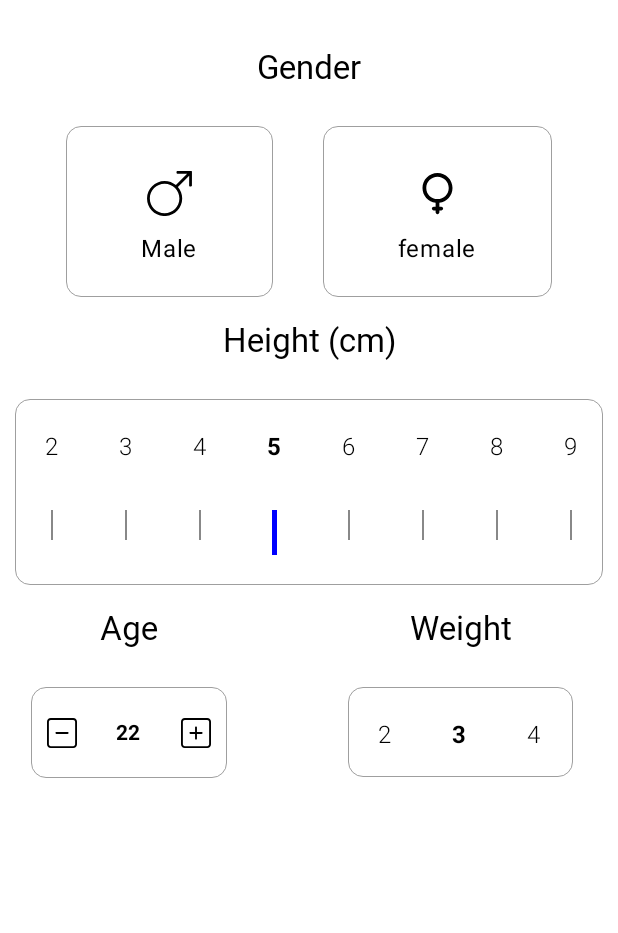
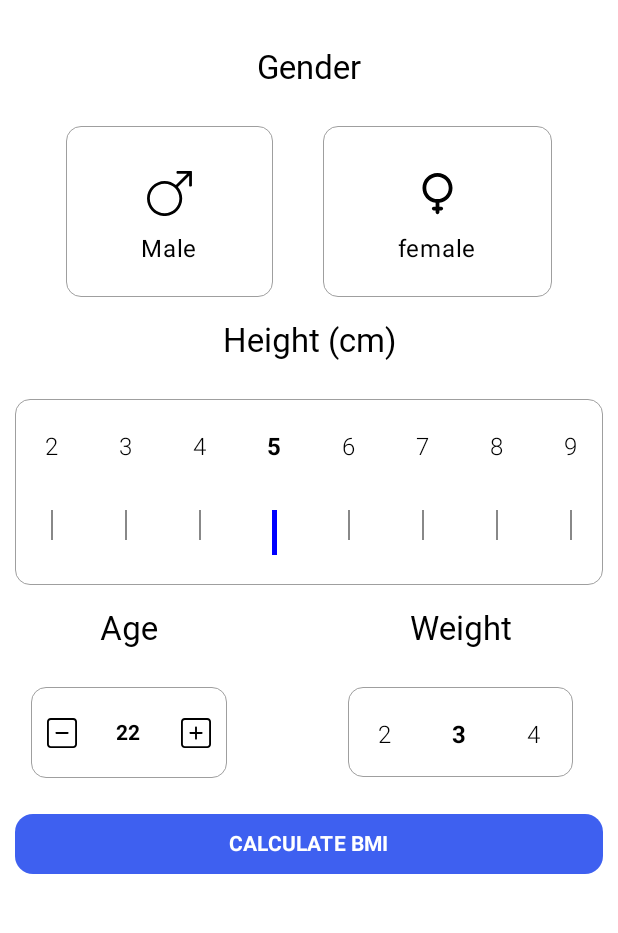
Before and after one commit to Aslmmon/BMI-calculator, an Android app built with Jetpack Compose: the screen it shows after launch (MainActivity), on a phone screen of 412 x 824 dp, the part 66-999 px from its top. Run offline under Robolectric (Android 15) with nearby library versions, the phone set to English and light mode, and no system bars; our stand-ins replace Dagger/Hilt's generated code; Roboto replaces fonts that are not available here.

Commit message:
added Calculate BMI button

```diff
--- a/app/src/main/java/com/fitform/bmi/ui/theme/Color.kt
+++ b/app/src/main/java/com/fitform/bmi/ui/theme/Color.kt
@@ -5,7 +5,7 @@ import androidx.compose.ui.graphics.Color
 val Purple80 = Color(0xFFD0BCFF)
 val PurpleGrey80 = Color(0xFFCCC2DC)
 val Pink80 = Color(0xFFEFB8C8)
-val PrimaryBlue = Color(0xFF5471eb)
+val PrimaryBlue = Color(0xFF3E60F0)
 
 val Purple40 = Color(0xFF6650a4)
 val PurpleGrey40 = Color(0xFF625b71)
--- a/features/bmi_input/src/main/java/com/ontop/inputapp/shared_ui/components.kt
+++ b/features/bmi_input/src/main/java/com/ontop/inputapp/shared_ui/components.kt
@@ -1,5 +1,6 @@
 package com.ontop.inputapp.shared_ui
 
+import android.widget.Button
 import androidx.compose.foundation.BorderStroke
 import androidx.compose.foundation.ExperimentalFoundationApi
 import androidx.compose.foundation.clickable
@@ -20,6 +21,9 @@ import androidx.compose.foundation.lazy.itemsIndexed
 import androidx.compose.foundation.lazy.rememberLazyListState
 import androidx.compose.foundation.shape.RoundedCornerShape
 import androidx.compose.material.Divider
+import androidx.compose.material3.Button
+import androidx.compose.material3.ButtonColors
+import androidx.compose.material3.ButtonDefaults
 import androidx.compose.material3.Card
 import androidx.compose.material3.CardDefaults
 import androidx.compose.material3.Icon
@@ -33,6 +37,7 @@ import androidx.compose.runtime.rememberCoroutineScope
 import androidx.compose.ui.Alignment
 import androidx.compose.ui.Modifier
 import androidx.compose.ui.graphics.Color
+import androidx.compose.ui.graphics.RectangleShape
 import androidx.compose.ui.res.painterResource
 import androidx.compose.ui.text.font.FontWeight
 import androidx.compose.ui.text.style.TextAlign
@@ -234,7 +239,7 @@ fun HeightViewNew(
 @Composable
 fun <T> ScrollableRowList(
     modifier: Modifier,
-    content: @Composable (Boolean,T) -> Unit,
+    content: @Composable (Boolean, T) -> Unit,
     lists: List<T>
 ) {
     val state = rememberLazyListState()
@@ -254,8 +259,19 @@ fun <T> ScrollableRowList(
     ) {
         itemsIndexed(lists) { index, item ->
             val isItemCenterd = centerItemIndex == index
-            content.invoke(isItemCenterd,item)
+            content.invoke(isItemCenterd, item)
         }
 
     }
 }
+
+
+@Composable
+fun BMIButton(modifier: Modifier, text: String, onClick: () -> Unit) {
+    Button(modifier=modifier,onClick = onClick,colors= ButtonDefaults.buttonColors(
+        containerColor = MaterialTheme.colorScheme.background,
+        contentColor = MaterialTheme.colorScheme.onPrimary),
+        shape = RoundedCornerShape(12.dp)) {
+        Text(text = text, fontWeight = FontWeight.Bold)
+    }
+}
--- a/features/bmi_input/src/main/java/com/ontop/inputapp/ui/BmiInputScreen.kt
+++ b/features/bmi_input/src/main/java/com/ontop/inputapp/ui/BmiInputScreen.kt
@@ -10,6 +10,8 @@ import androidx.compose.foundation.layout.padding
 import androidx.compose.foundation.layout.size
 import androidx.compose.foundation.layout.width
 import androidx.compose.foundation.lazy.LazyListLayoutInfo
+import androidx.compose.foundation.rememberScrollState
+import androidx.compose.foundation.verticalScroll
 import androidx.compose.material3.Text
 import androidx.compose.runtime.Composable
 import androidx.compose.runtime.getValue
@@ -25,12 +27,14 @@ import androidx.compose.ui.unit.dp
 import androidx.hilt.navigation.compose.hiltViewModel
 import com.ontop.inputapp.R
 import com.ontop.inputapp.shared_ui.AgeView
+import com.ontop.inputapp.shared_ui.BMIButton
 import com.ontop.inputapp.shared_ui.ContentWithTitle
 import com.ontop.inputapp.shared_ui.GenderView
 import com.ontop.inputapp.shared_ui.HeightViewNew
 import com.ontop.inputapp.shared_ui.RoundedCardView
 import com.ontop.inputapp.shared_ui.ScrollableRowList
 import com.ontop.inputapp.shared_ui.TitleScreen
+import com.ontop.inputapp.shared_ui._gap
 
 
 @Composable
@@ -38,12 +42,12 @@ fun BmiInputScreen(
     modifier: Modifier = Modifier,
     upperCaseInputViewModel: UpperCaseInputViewModel = hiltViewModel()
 ) {
-    val (height, setHeight) = remember { mutableStateOf(160) }
-    var pickerValue by remember { mutableStateOf(50) }
-    var context = LocalContext.current
+    var scrollState = rememberScrollState()
 
     Column(
-        modifier = modifier.padding(horizontal = 10.dp)
+        modifier = modifier
+            .padding(horizontal = 10.dp)
+            .verticalScroll(scrollState)
     ) {
         TitleScreen(modifier, stringResource(id = R.string.bmi_calculator_title))
         ContentWithTitle(title = stringResource(R.string.gender_title)) {
@@ -70,10 +74,11 @@ fun BmiInputScreen(
 
         ContentWithTitle(title = stringResource(R.string.height)) {
             RoundedCardView(modifier = modifier) {
-                var lists = listOf(2, 3, 4, 5, 6, 7, 8, 9, 10, 11, 12, 23, 45, 12, 12, 12, 14, 13, 14)
+                var lists =
+                    listOf(2, 3, 4, 5, 6, 7, 8, 9, 10, 11, 12, 23, 45, 12, 12, 12, 14, 13, 14)
 
-                ScrollableRowList(modifier = modifier, content = { isSameIndex ,item->
-                    HeightViewNew(modifier, isSameIndex,item)
+                ScrollableRowList(modifier = modifier, content = { isSameIndex, item ->
+                    HeightViewNew(modifier, isSameIndex, item)
 
                 }, lists = lists)
 
@@ -85,7 +90,9 @@ fun BmiInputScreen(
             ContentWithTitle(modifier = modifier, title = stringResource(R.string.age_title)) {
                 RoundedCardView(modifier = modifier) {
                     AgeView(
-                        modifier = modifier.padding(5.dp).height(50.dp),
+                        modifier = modifier
+                            .padding(5.dp)
+                            .height(50.dp),
                         minusIcon = R.drawable.minus,
                         plusIcon = R.drawable.plus
                     )
@@ -93,20 +100,37 @@ fun BmiInputScreen(
 
             }
             Spacer(modifier = modifier.width(50.dp))
-            ContentWithTitle(title = stringResource(R.string.weight), modifier = modifier.padding(horizontal = 10.dp)) {
+            ContentWithTitle(
+                title = stringResource(R.string.weight),
+                modifier = modifier.padding(horizontal = 10.dp)
+            ) {
                 RoundedCardView(modifier = modifier) {
-                    var lists = listOf(2, 3, 4, 5, 6, 7, 8, 9, 10, 11, 12, 23, 45, 12, 12, 12, 14, 13, 14)
+                    var lists =
+                        listOf(2, 3, 4, 5, 6, 7, 8, 9, 10, 11, 12, 23, 45, 12, 12, 12, 14, 13, 14)
 
-                    ScrollableRowList(modifier = modifier.size(150.dp,60.dp), content = { isSameIndex ,item->
-                        Text(modifier=modifier.padding(horizontal = 20.dp, vertical = 20.dp),text = item.toString(),
-                            fontWeight = if (isSameIndex) FontWeight.Bold else FontWeight.Light
-                        )
-                    }, lists = lists)
+                    ScrollableRowList(
+                        modifier = modifier.size(150.dp, 60.dp),
+                        content = { isSameIndex, item ->
+                            Text(
+                                modifier = modifier.padding(horizontal = 20.dp, vertical = 20.dp),
+                                text = item.toString(),
+                                fontWeight = if (isSameIndex) FontWeight.Bold else FontWeight.Light
+                            )
+                        },
+                        lists = lists
+                    )
 
                 }
             }
 
         }
+        _gap(20)
+        BMIButton(
+            modifier = modifier.fillMaxWidth(),
+            stringResource(R.string.calculate_bmi),
+            onClick = {
+
+            })
     }
 }
 
--- a/features/bmi_input/src/main/res/values/strings.xml
+++ b/features/bmi_input/src/main/res/values/strings.xml
@@ -8,4 +8,5 @@
     <string name="height">Height (cm)</string>
     <string name="age_title">Age</string>
     <string name="weight">Weight</string>
+    <string name="calculate_bmi">CALCULATE BMI</string>
 </resources>
```
